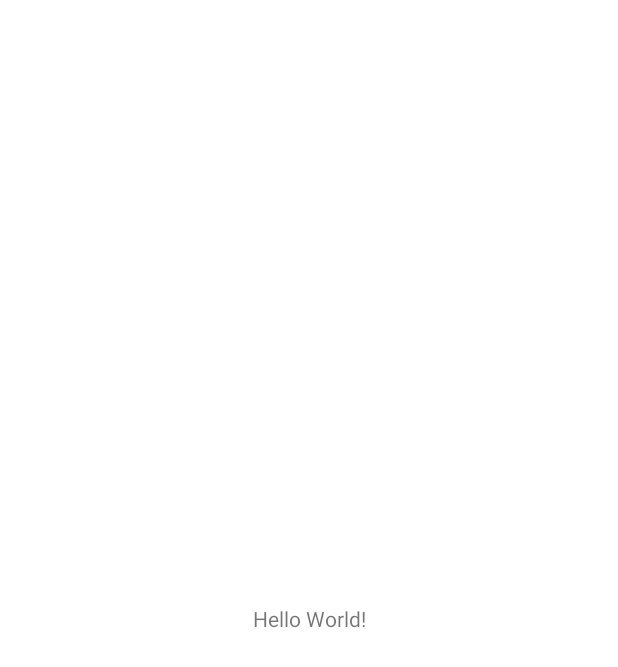
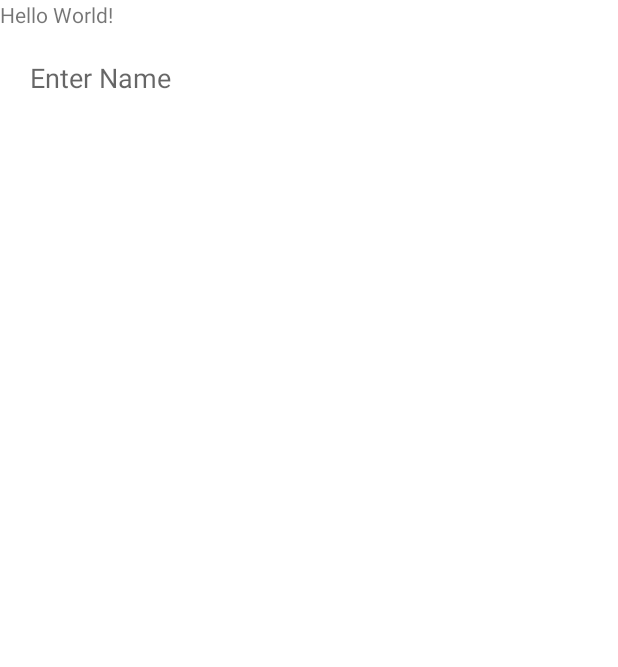
Before and after one commit to prodeveloper03/firechat, an Android app: the screen it shows after launch (SignUpActivity), on a phone screen of 412 x 824 dp. Before the commit the part shown is almost empty. Shown: the top 667 px of the screen. Run offline under Robolectric (Android 15) with nearby library versions, the phone set to English and light mode, and no system bars.

Commit message:
string res updated

```diff
--- a/app/src/main/res/layout/activity_sign_up.xml
+++ b/app/src/main/res/layout/activity_sign_up.xml
@@ -1,9 +1,10 @@
 <?xml version="1.0" encoding="utf-8"?>
-<androidx.constraintlayout.widget.ConstraintLayout xmlns:android="http://schemas.android.com/apk/res/android"
+<LinearLayout xmlns:android="http://schemas.android.com/apk/res/android"
     xmlns:app="http://schemas.android.com/apk/res-auto"
     xmlns:tools="http://schemas.android.com/tools"
     android:layout_width="match_parent"
     android:layout_height="match_parent"
+    android:orientation="vertical"
     tools:context=".SignUpActivity">
 
     <TextView
@@ -15,5 +16,26 @@
         app:layout_constraintRight_toRightOf="parent"
         app:layout_constraintTop_toTopOf="parent" />
 
+    <LinearLayout
+        android:layout_width="match_parent"
+        android:layout_height="wrap_content"
+        android:orientation="vertical">
 
-</androidx.constraintlayout.widget.ConstraintLayout>
+        <EditText
+            android:id="@+id/etName"
+            android:layout_width="match_parent"
+            android:layout_height="wrap_content"
+            android:layout_margin="10dp"
+            android:padding="10dp"
+            android:textColor="@color/colorText"
+            android:hint="@string/enter_name"/>
+
+
+
+    </LinearLayout>
+
+
+
+
+
+</LinearLayout>
--- a/app/src/main/res/values/strings.xml
+++ b/app/src/main/res/values/strings.xml
@@ -1,3 +1,8 @@
 <resources>
     <string name="app_name">firechat</string>
+    <string name="enter_name">Enter Name</string>
+    <string name="enter_email">Enter Email</string>
+    <string name="enter_password">Enter Password</string>
+    <string name="enter_confirm_password">Confirm Password</string>
+
 </resources>
```
